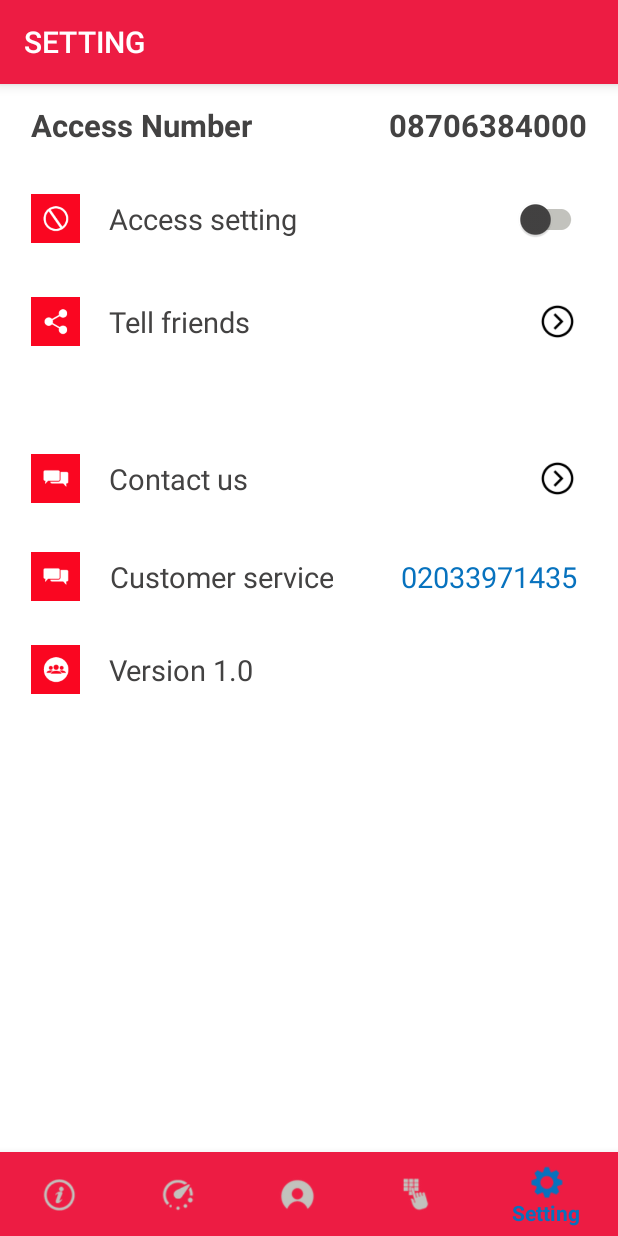
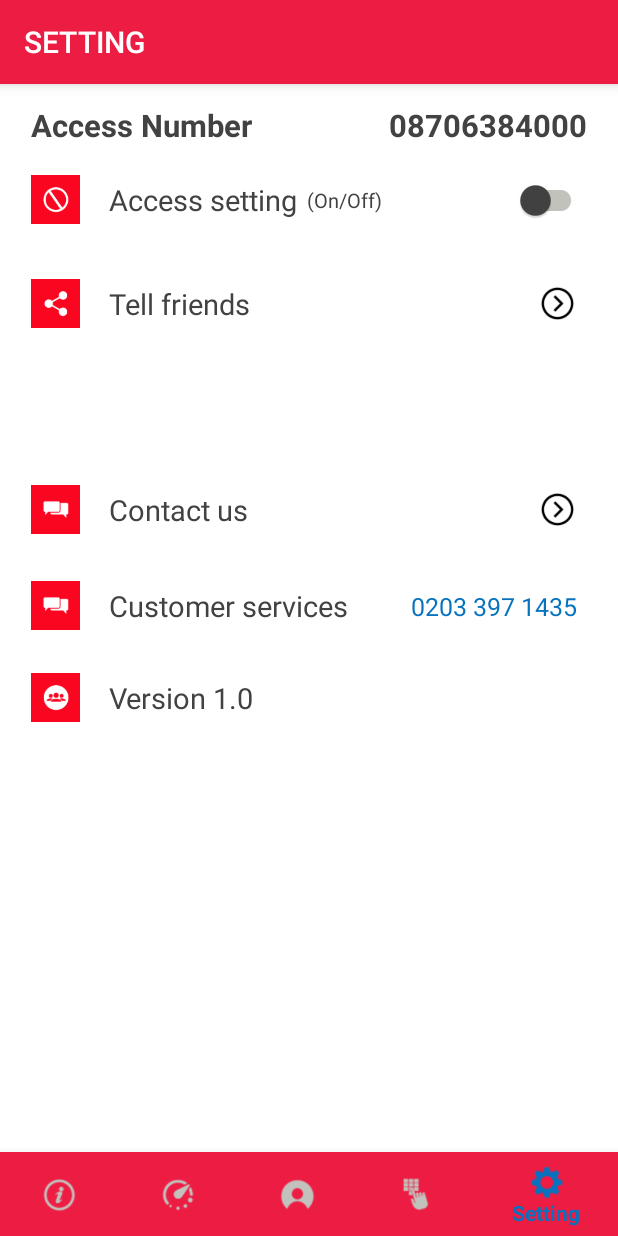
Before and after one commit to gaurav07june/supercall-international, an Android app: the screen it shows after launch (MainActivity), item 5 of the bottom bar chosen, on a phone screen of 412 x 824 dp. Run offline under Robolectric (Android 15) with nearby library versions, the light colour scheme and no system bars; our stand-ins replace data binding, sdp/ssp sizes.

Commit message:
feedback commit

```diff
--- a/app/src/main/java/com/example/gauravsingh/myapplication/fragment/RecentFragment.java
+++ b/app/src/main/java/com/example/gauravsingh/myapplication/fragment/RecentFragment.java
@@ -122,7 +122,7 @@ public class RecentFragment extends Fragment implements View.OnClickListener{
 
             // How you want the results sorted in the resulting Cursor
             String sortOrder =
-                    CallSummaryContract.CallEntry.COLUMN_NAME_CONTACT_NAME + " DESC";
+                    CallSummaryContract.CallEntry._ID + " DESC";
 
             Cursor cursor = db.query(
                     CallSummaryContract.CallEntry.TABLE_NAME,   // The table to query
@@ -175,10 +175,10 @@ public class RecentFragment extends Fragment implements View.OnClickListener{
         @Override
         protected void onPostExecute(Void aVoid) {
             super.onPostExecute(aVoid);
-            StringBuilder demo = new StringBuilder("");
+            /*StringBuilder demo = new StringBuilder("");
             for (CallHistory callHistory : callHistoryArrayList){
                 demo.append(callHistory.getNumber());
-            }
+            }*/
             adapter = new CallHistoryAdapter(callHistoryArrayList, getActivity());
             binding.listCallHistory.setAdapter(adapter);
         }
--- a/app/src/main/java/com/example/gauravsingh/myapplication/fragment/SettingFragment.java
+++ b/app/src/main/java/com/example/gauravsingh/myapplication/fragment/SettingFragment.java
@@ -84,6 +84,10 @@ public class SettingFragment extends Fragment implements View.OnClickListener{
         binding.imgTellFriends.setOnClickListener(this);
         binding.imgContact.setOnClickListener(this);
         binding.txtFreeCall.setOnClickListener(this);
+        binding.rltlayAccessSetting.setOnClickListener(this);
+        binding.rltlayTellFriend.setOnClickListener(this);
+        binding.rltlayContactUs.setOnClickListener(this);
+        binding.rltlayCustomerService.setOnClickListener(this);
     }
 
     private void setView(){
@@ -116,6 +120,45 @@ public class SettingFragment extends Fragment implements View.OnClickListener{
                 break;
             case R.id.imgTellFriends:
                 /*TODO format the mail content*/
+                doTellFriendTask();
+                break;
+            case R.id.imgContact:
+                doContactUsTask();
+                break;
+            case R.id.txtFreeCall:
+                checkPermissionForPhoneCall();
+                break;
+
+            case R.id.rltlay_access_setting:
+                binding.switchAccessSetting.performClick();
+                break;
+            case R.id.rltlay_tell_friend:
+                doTellFriendTask();
+                break;
+            case R.id.rltlay_contact_us:
+                doContactUsTask();
+                break;
+            case R.id.rltlay_customer_service:
+                checkPermissionForPhoneCall();
+                break;
+
+        }
+    }
+
+    private void doContactUsTask() {
+        Intent mailIntent = new Intent(Intent.ACTION_SENDTO);
+        mailIntent.setData(Uri.parse("mailto:"));
+        String[] addresses = {getResources().getString(R.string.super_call_email)};
+        mailIntent.putExtra(Intent.EXTRA_EMAIL, addresses);
+        mailIntent.putExtra(Intent.EXTRA_SUBJECT, "");
+        if (mailIntent.resolveActivity(getActivity().getPackageManager()) != null) {
+            startActivity(mailIntent);
+        }else{
+            Toast.makeText(getActivity(), getResources().getString(R.string.no_app_found_error), Toast.LENGTH_SHORT).show();
+        }
+    }
+
+    private void doTellFriendTask() {
         Intent share = new Intent(Intent.ACTION_SEND);
         share.setType("text/plain");
         share.putExtra(Intent.EXTRA_SUBJECT, getResources().getString(R.string.app_name));
@@ -129,26 +172,6 @@ public class SettingFragment extends Fragment implements View.OnClickListener{
             startActivity(Intent.createChooser(share, "Share App"));
         }else{
             Toast.makeText(getActivity(), getResources().getString(R.string.no_app_found_error), Toast.LENGTH_SHORT).show();
-                }
-
-                break;
-            case R.id.imgContact:
-
-                Intent mailIntent = new Intent(Intent.ACTION_SENDTO);
-                mailIntent.setData(Uri.parse("mailto:"));
-                String[] addresses = {getResources().getString(R.string.super_call_email)};
-                mailIntent.putExtra(Intent.EXTRA_EMAIL, addresses);
-                mailIntent.putExtra(Intent.EXTRA_SUBJECT, "");
-                if (mailIntent.resolveActivity(getActivity().getPackageManager()) != null) {
-                    startActivity(mailIntent);
-                }else{
-                    Toast.makeText(getActivity(), getResources().getString(R.string.no_app_found_error), Toast.LENGTH_SHORT).show();
-                }
-
-                break;
-            case R.id.txtFreeCall:
-                checkPermissionForPhoneCall();
-                break;
         }
     }
 
--- /dev/null
+++ b/app/src/main/res/drawable-v21/layout_ripple.xml
@@ -0,0 +1,18 @@
+<?xml version="1.0" encoding="utf-8"?>
+<ripple xmlns:android="http://schemas.android.com/apk/res/android"
+    android:color="@color/colorRipple">
+
+    <item>
+        <selector xmlns:android="http://schemas.android.com/apk/res/android" >
+            <item
+                android:drawable="@color/colorWhite"
+                android:state_checked="false"/>
+            <item
+                android:drawable="@color/colorDimWhite2"
+                android:state_checked="true" />
+            <item
+                android:drawable="@color/colorWhite" />
+
+        </selector>
+    </item>
+</ripple>
--- /dev/null
+++ b/app/src/main/res/drawable/layout_ripple.xml
@@ -0,0 +1,16 @@
+<?xml version="1.0" encoding="utf-8"?>
+<selector xmlns:android="http://schemas.android.com/apk/res/android">
+    <item>
+        <selector xmlns:android="http://schemas.android.com/apk/res/android" >
+            <item
+                android:drawable="@color/colorWhite"
+                android:state_checked="false"/>
+            <item
+                android:drawable="@color/colorDimWhite2"
+                android:state_checked="true" />
+            <item
+                android:drawable="@color/colorWhite" />
+
+        </selector>
+    </item>
+</selector>
--- a/app/src/main/res/layout/fragment_setting.xml
+++ b/app/src/main/res/layout/fragment_setting.xml
@@ -52,7 +52,7 @@
             <RelativeLayout
                 android:layout_width="match_parent"
                 android:layout_height="wrap_content"
-                android:layout_marginBottom="@dimen/_20sdp">
+                >
 
                 <TextView
                     android:layout_width="wrap_content"
@@ -71,9 +71,13 @@
                     android:textSize="@dimen/_16sdp"/>
             </RelativeLayout>
             <RelativeLayout
+                android:id="@+id/rltlay_access_setting"
                 android:layout_width="match_parent"
                 android:layout_height="wrap_content"
-                android:layout_marginBottom="@dimen/_20sdp">
+                android:paddingTop="@dimen/_10sdp"
+                android:paddingBottom="@dimen/_10sdp"
+                android:background="@drawable/layout_ripple"
+                >
                 <ImageView
                     android:layout_width="@dimen/_25sdp"
                     android:layout_height="@dimen/_25sdp"
@@ -85,12 +89,22 @@
                     android:layout_toRightOf="@+id/imgAccessSetting"
                     android:layout_width="wrap_content"
                     android:layout_height="wrap_content"
+                    android:id="@+id/txtAccessSetting"
                     android:text="@string/access_setting"
                     android:textColor="@color/colorBlackDim"
                     android:gravity="center"
                     android:layout_marginLeft="@dimen/_15sdp"
                     android:layout_centerVertical="true"
                     android:textSize="@dimen/_15sdp"/>
+                <TextView
+                    android:layout_width="wrap_content"
+                    android:layout_height="wrap_content"
+                    android:text="@string/access_setting_on_off"
+                    android:layout_marginLeft="@dimen/_5sdp"
+                    android:textSize="@dimen/_10sdp"
+                    android:layout_centerVertical="true"
+                    android:textColor="@color/colorBlackDim"
+                    android:layout_toRightOf="@+id/txtAccessSetting"/>
                 <android.support.v7.widget.SwitchCompat
                     android:id="@+id/switchAccessSetting"
                     android:layout_width="@dimen/_60sdp"
@@ -131,47 +145,59 @@
                     android:textColor="@color/colorBlackDim"
                     android:textSize="@dimen/_15sdp"/>
             </RelativeLayout>
+
             <RelativeLayout
+                android:id="@+id/rltlay_tell_friend"
                 android:layout_width="match_parent"
                 android:layout_height="wrap_content"
-                android:layout_marginBottom="@dimen/_10sdp">
+                android:paddingTop="@dimen/_10sdp"
+                android:paddingBottom="@dimen/_10sdp"
+                android:background="@drawable/layout_ripple"
+                android:layout_marginBottom="@dimen/_15sdp">
+
                 <ImageView
+                    android:id="@+id/imgTellFriendIcon"
                     android:layout_width="@dimen/_25sdp"
                     android:layout_height="@dimen/_25sdp"
-                    android:id="@+id/imgTellFriendIcon"
                     android:layout_centerVertical="true"
-                    android:src="@drawable/tell_friend_setting"/>
+                    android:src="@drawable/tell_friend_setting" />
 
                 <TextView
-                    android:layout_toRightOf="@+id/imgTellFriendIcon"
                     android:layout_width="wrap_content"
                     android:layout_height="wrap_content"
+                    android:layout_centerVertical="true"
+                    android:layout_marginLeft="@dimen/_15sdp"
+                    android:layout_toRightOf="@+id/imgTellFriendIcon"
+                    android:gravity="center"
                     android:text="@string/tell_friend"
                     android:textColor="@color/colorBlackDim"
-                    android:gravity="center"
-                    android:layout_marginLeft="@dimen/_15sdp"
-                    android:layout_centerVertical="true"
-                    android:textSize="@dimen/_15sdp"/>
+                    android:textSize="@dimen/_15sdp" />
+
                 <ImageView
                     android:id="@+id/imgTellFriends"
                     android:layout_width="@dimen/_30sdp"
                     android:layout_height="@dimen/_30sdp"
                     android:layout_alignParentRight="true"
-                    app:srcCompat = "@drawable/right_arrow"
-                    android:padding="@dimen/_5sdp"
+                    android:layout_centerVertical="true"
+                    android:background="?attr/selectableItemBackgroundBorderless"
                     android:clickable="true"
                     android:drawableTint="@color/colorRed"
-                    android:background="?attr/selectableItemBackgroundBorderless"
-                    android:layout_centerVertical="true"
                     android:gravity="center"
+                    android:padding="@dimen/_5sdp"
                     android:textColor="@color/colorBlackDim"
-                    android:textSize="@dimen/_15sdp"/>
+                    android:textSize="@dimen/_15sdp"
+                    app:srcCompat="@drawable/right_arrow" />
             </RelativeLayout>
+
             <RelativeLayout
+                android:id="@+id/rltlay_contact_us"
                 android:layout_marginTop="@dimen/_40sdp"
                 android:layout_width="match_parent"
                 android:layout_height="wrap_content"
-                android:layout_marginBottom="@dimen/_20sdp">
+                android:paddingTop="@dimen/_10sdp"
+                android:paddingBottom="@dimen/_10sdp"
+                android:background="@drawable/layout_ripple"
+                >
                 <ImageView
                     android:layout_width="@dimen/_25sdp"
                     android:layout_height="@dimen/_25sdp"
@@ -205,9 +231,13 @@
                     android:textSize="@dimen/_15sdp"/>
             </RelativeLayout>
             <RelativeLayout
+                android:id="@+id/rltlay_customer_service"
                 android:layout_width="match_parent"
                 android:layout_height="wrap_content"
-                android:layout_marginBottom="@dimen/_20sdp">
+                android:paddingTop="@dimen/_10sdp"
+                android:paddingBottom="@dimen/_10sdp"
+                android:background="@drawable/layout_ripple"
+                >
                 <ImageView
                     android:layout_width="@dimen/_25sdp"
                     android:layout_height="@dimen/_25sdp"
@@ -238,10 +268,14 @@
                     android:gravity="center"
                     android:background="?attr/selectableItemBackgroundBorderless"
                     android:textColor="@color/colorBlue"
-                    android:textSize="@dimen/_15sdp"/>
+                    android:textSize="@dimen/_13sdp"/>
             </RelativeLayout>
             <RelativeLayout
+                android:id="@+id/rltlay_version"
                 android:layout_width="match_parent"
+                android:paddingTop="@dimen/_10sdp"
+                android:paddingBottom="@dimen/_10sdp"
+                android:background="@drawable/layout_ripple"
                 android:layout_height="wrap_content"
                 android:layout_marginBottom="@dimen/_10sdp">
                 <ImageView
--- a/app/src/main/res/values/strings.xml
+++ b/app/src/main/res/values/strings.xml
@@ -16,11 +16,11 @@
     <string name="user_guide">User guide</string>
     <string name="tell_friend">Tell friends</string>
     <string name="contact_us">Contact us</string>
-    <string name="customer_service">Customer service</string>
+    <string name="customer_service">Customer services</string>
     <string name="version">Version %s</string>
     <string name="version_value">1.0</string>
     <string name="free_call">Free call</string>
-    <string name="free_call_number">02033971435</string>
+    <string name="free_call_number">0203 397 1435</string>
     <string name="recent">RECENT</string>
     <string name="contacts">CONTACT</string>
     <string name="setting">SETTING</string>
@@ -30,9 +30,9 @@
     <string name="call_permission">Permission is required to make a phone call.</string>
 
     <string name="info_title">Call abroad for free in 2 easy steps:</string>
-    <string name="info_desc">Get a tariff or bolt on from your existing provider that gives free call to 0870 numbers.
+    <string name="info_desc">Get a tariff or bolt on from your existing provider that gives free calls to 0870 numbers.
         Then simply call abroad.\n</string>
-    <string name="info_bottom">Click here for more info and to see countries we cover.</string>
+    <string name="info_bottom">Click here for more info and to see which countries we cover.</string>
     <string name="toolbar_header_content">FREE INTERNATIONAL CALLS FROM \n THE UK TO OVER 150 COUNTRIES</string>
     <string name="title_activity_splash">Splash</string>
 
@@ -40,5 +40,6 @@
     <string name="super_call_share_content">Free international calls from landlines or mobile. Go to..\n</string>
     <string name="super_call_email">info@supercallinternational.com</string>
     <string name="no_app_found_error">No app found to perform this action.</string>
+    <string name="access_setting_on_off">(On/Off)</string>
 
 </resources>
```
Lines whose indentation alone changed are shown as unchanged.
